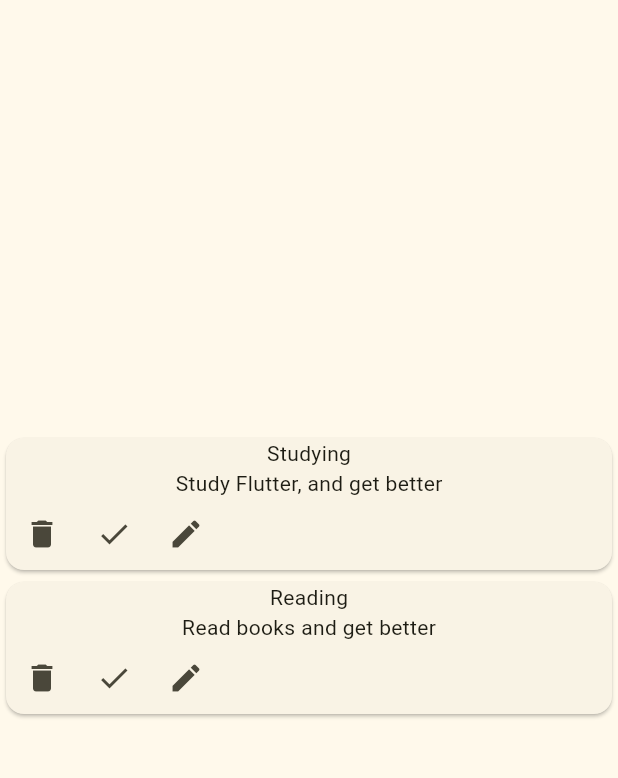
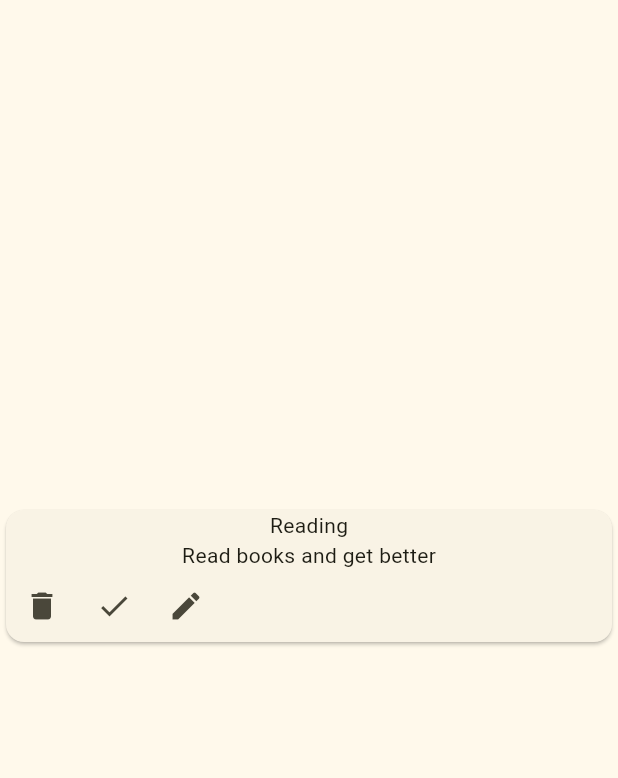
Before and after one commit to Turki-OTB/flutter-todo-app, a Flutter app: the screen it shows after launch, after a tap on the "delete" icon, on a phone screen of 412 x 824 dp, the part 84-862 px from its top. Run offline on Flutter 3.47's test engine with Material 3 defaults, Android fonts, the phone set to English and light mode, and no system bars.

Commit message:
Phase 4 complete: Delete and complete functionality working

```diff
--- a/lib/main.dart
+++ b/lib/main.dart
@@ -103,7 +103,6 @@ class _MyHomePageState extends State<MyHomePage> {
                   'description': description,
                   'isComplete': false,
                 };
-
                 setState(() {
                   tasks.add(newTask);
                 });
@@ -165,12 +164,42 @@ class _MyHomePageState extends State<MyHomePage> {
               return Card(
                 child: Column(
                   children: [
-                    Text(task['title']),
-                    Text(task['description']),
+                    Text(
+                      task['title'],
+                      style: TextStyle(
+                        decoration: task['isComplete']
+                            ? TextDecoration.lineThrough
+                            : TextDecoration.none,
+                      ),
+                    ),
+                    Text(
+                      task['description'],
+                      style: TextStyle(
+                        decoration: task['isComplete']
+                            ? TextDecoration.lineThrough
+                            : TextDecoration.none,
+                      ),
+                    ),
                     Row(
                       children: [
-                        IconButton(onPressed: () {}, icon: Icon(Icons.delete)),
-                        IconButton(onPressed: () {}, icon: Icon(Icons.check)),
+                        IconButton(
+                          onPressed: () {
+                            setState(() {
+                              tasks.remove(
+                                task,
+                              ); // 'task' is available from .map()
+                            });
+                          },
+                          icon: Icon(Icons.delete),
+                        ),
+                        IconButton(
+                          onPressed: () {
+                            setState(() {
+                              task['isComplete'] = !task['isComplete'];
+                            });
+                          },
+                          icon: Icon(Icons.check),
+                        ),
                         IconButton(onPressed: () {}, icon: Icon(Icons.edit)),
                       ],
                     ),
```
